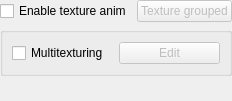
This is code/nel/tools/3d/object_viewer_qt/src/particle_texture_anim_form.ui in ryzom/ryzomcore as Qt 5 draws it before an edit. The edited form follows.
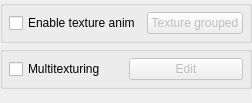
This is the edited form. Custom widgets are drawn as their Qt base class.

Commit message: Changed: #1193 Polished layout dialogs and code.

Diff of the .ui file:
```diff
--- a/code/nel/tools/3d/object_viewer_qt/src/particle_texture_anim_form.ui
+++ b/code/nel/tools/3d/object_viewer_qt/src/particle_texture_anim_form.ui
@@ -6,28 +6,53 @@
    <rect>
     <x>0</x>
     <y>0</y>
-    <width>212</width>
-    <height>101</height>
+    <width>252</width>
+    <height>103</height>
    </rect>
   </property>
   <property name="windowTitle">
    <string>Form</string>
   </property>
-  <layout class="QGridLayout" name="gridLayout_2">
+  <layout class="QGridLayout" name="gridLayout_3">
    <property name="margin">
     <number>0</number>
    </property>
    <property name="spacing">
-    <number>5</number>
+    <number>3</number>
    </property>
    <item row="0" column="0">
-    <widget class="QCheckBox" name="texAnimCheckBox">
-     <property name="text">
-      <string>Enable texture anim</string>
+    <widget class="QGroupBox" name="texAnimGroupBox">
+     <property name="title">
+      <string/>
      </property>
+     <layout class="QGridLayout" name="gridLayout_2">
+      <property name="margin">
+       <number>6</number>
+      </property>
+      <item row="0" column="0">
+       <widget class="QCheckBox" name="texAnimCheckBox">
+        <property name="text">
+         <string>Enable texture anim</string>
+        </property>
+       </widget>
+      </item>
+      <item row="0" column="1">
+       <widget class="QPushButton" name="textureGroupedPushButton">
+        <property name="enabled">
+         <bool>false</bool>
+        </property>
+        <property name="text">
+         <string>Texture grouped</string>
+        </property>
+        <property name="autoDefault">
+         <bool>true</bool>
+        </property>
+       </widget>
+      </item>
+     </layout>
     </widget>
    </item>
-   <item row="1" column="0" colspan="2">
+   <item row="1" column="0">
     <widget class="QGroupBox" name="multitexturingGroupBox">
      <property name="sizePolicy">
       <sizepolicy hsizetype="Minimum" vsizetype="Fixed">
@@ -39,6 +64,9 @@
       <string/>
      </property>
      <layout class="QGridLayout" name="gridLayout">
+      <property name="margin">
+       <number>6</number>
+      </property>
       <property name="spacing">
        <number>5</number>
       </property>
@@ -62,25 +90,12 @@
      </layout>
     </widget>
    </item>
-   <item row="2" column="0" colspan="2">
+   <item row="2" column="0">
     <widget class="NLQT::CAttribIntWidget" name="texIndexWidget" native="true"/>
    </item>
-   <item row="3" column="0" colspan="2">
+   <item row="3" column="0">
     <widget class="NLQT::CParticleTextureWidget" name="texWidget" native="true"/>
    </item>
-   <item row="0" column="1">
-    <widget class="QPushButton" name="textureGroupedPushButton">
-     <property name="enabled">
-      <bool>false</bool>
-     </property>
-     <property name="text">
-      <string>Texture grouped</string>
-     </property>
-     <property name="autoDefault">
-      <bool>true</bool>
-     </property>
-    </widget>
-   </item>
   </layout>
  </widget>
  <customwidgets>
```
The commit also changes 15 other files.
